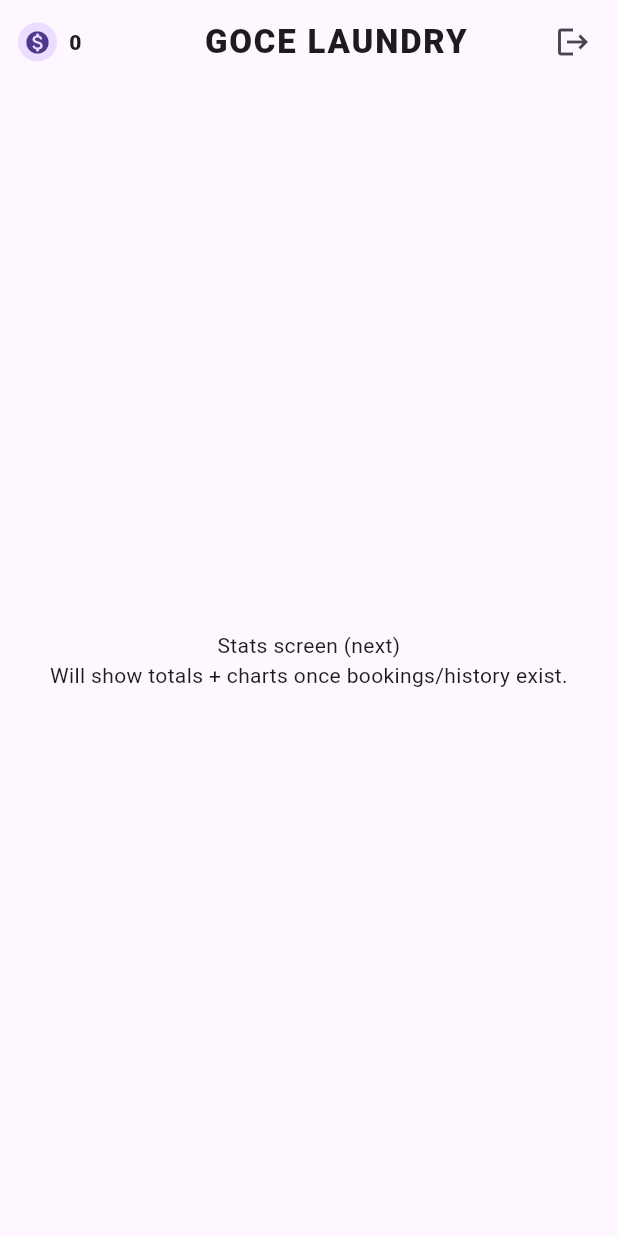
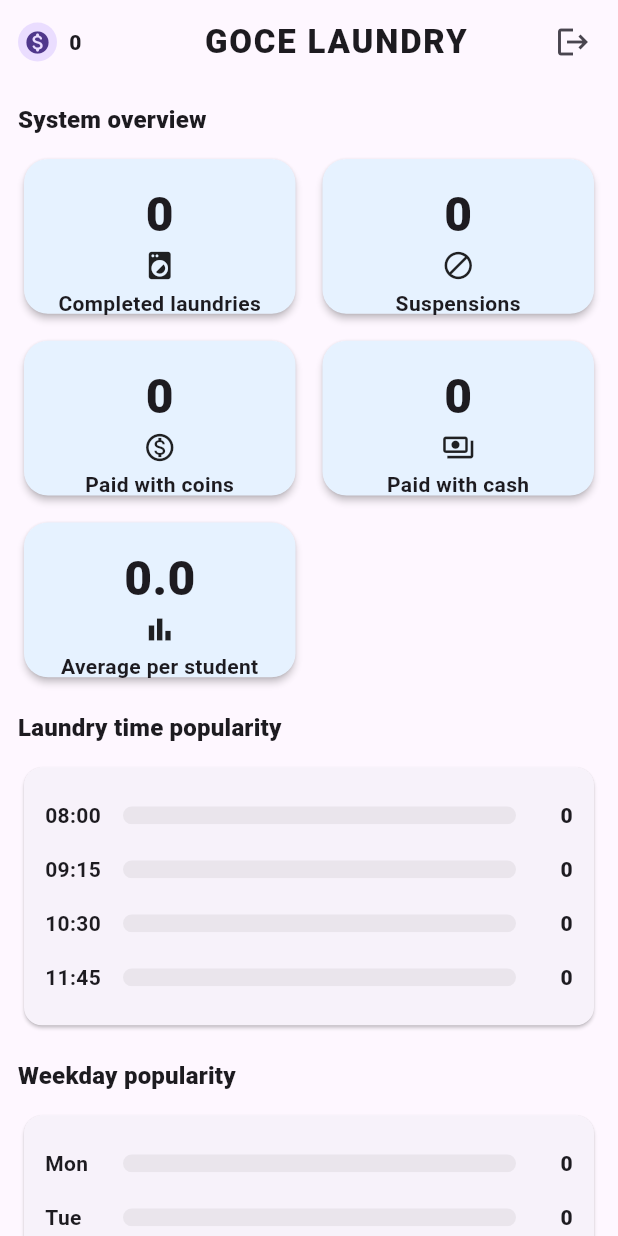
Before and after one commit to koceskigj/dorm-laundry, a Flutter app: the AdminStatsScreen screen opened directly, on a phone screen of 412 x 824 dp. Run offline on Flutter 3.47's test engine with Material 3 defaults, Android fonts, the phone set to English and light mode, and no system bars; our stand-ins replace cloud_firestore, firebase_auth, firebase_core, flutter_riverpod, go_router; accounts and stored records are empty; generated files the repository leaves out were written again.

Commit message:
added a statistics screen for admin pov

```diff
--- a/lib/features/admin/stats/admin_stats_screen.dart
+++ b/lib/features/admin/stats/admin_stats_screen.dart
@@ -1,17 +1,154 @@
+import 'package:dorm_laundry_app/features/admin/stats/providers/admin_state_providers.dart';
 import 'package:flutter/material.dart';
+import 'package:flutter_riverpod/flutter_riverpod.dart';
+
 import '../../../core/widgets/branded_app_bar.dart';
 
-class AdminStatsScreen extends StatelessWidget {
+import 'widgets/stat_card.dart';
+
+class AdminStatsScreen extends ConsumerWidget {
   const AdminStatsScreen({super.key});
 
   @override
+  Widget build(BuildContext context, WidgetRef ref) {
+    final statsAsync = ref.watch(adminStatsProvider);
+
+    return Scaffold(
+      appBar: const BrandedAppBar(),
+      body: statsAsync.when(
+        loading: () => const Center(child: CircularProgressIndicator()),
+        error: (e, _) => Center(child: Text('Error: $e')),
+        data: (stats) {
+          return ListView(
+            padding: const EdgeInsets.all(12),
+            children: [
+              Text(
+                'System overview',
+                style: Theme.of(context).textTheme.titleMedium?.copyWith(
+                  fontWeight: FontWeight.w900,
+                ),
+              ),
+              const SizedBox(height: 10),
+
+              GridView.count(
+                crossAxisCount: 2,
+                mainAxisSpacing: 10,
+                crossAxisSpacing: 10,
+                shrinkWrap: true,
+                physics: const NeverScrollableScrollPhysics(),
+                childAspectRatio: 1.7,
+                children: [
+                  StatCard(
+                    title: 'Completed laundries',
+                    value: stats.totalCompleted.toString(),
+                    icon: Icons.local_laundry_service,
+                  ),
+                  StatCard(
+                    title: 'Suspensions',
+                    value: stats.totalSuspended.toString(),
+                    icon: Icons.block,
+                  ),
+                  StatCard(
+                    title: 'Paid with coins',
+                    value: stats.paidWithCoins.toString(),
+                    icon: Icons.monetization_on_outlined,
+                  ),
+                  StatCard(
+                    title: 'Paid with cash',
+                    value: stats.paidWithCash.toString(),
+                    icon: Icons.payments_outlined,
+                  ),
+                  StatCard(
+                    title: 'Average per student',
+                    value: stats.averagePerStudent.toStringAsFixed(1),
+                    icon: Icons.bar_chart,
+                  ),
+                ],
+              ),
+
+              const SizedBox(height: 18),
+
+              Text(
+                'Laundry time popularity',
+                style: Theme.of(context).textTheme.titleMedium?.copyWith(
+                  fontWeight: FontWeight.w900,
+                ),
+              ),
+              const SizedBox(height: 10),
+              _StatsBarGroup(data: stats.timeCounts),
+
+              const SizedBox(height: 18),
+
+              Text(
+                'Weekday popularity',
+                style: Theme.of(context).textTheme.titleMedium?.copyWith(
+                  fontWeight: FontWeight.w900,
+                ),
+              ),
+              const SizedBox(height: 10),
+              _StatsBarGroup(data: stats.weekdayCounts),
+            ],
+          );
+        },
+      ),
+    );
+  }
+}
+
+class _StatsBarGroup extends StatelessWidget {
+  final Map<String, int> data;
+
+  const _StatsBarGroup({required this.data});
+
+  @override
   Widget build(BuildContext context) {
-    return const Scaffold(
-      appBar: BrandedAppBar(),
-      body: Center(
-        child: Text(
-          'Stats screen (next)\nWill show totals + charts once bookings/history exist.',
-          textAlign: TextAlign.center,
+    final maxValue = data.values.isEmpty
+        ? 1
+        : data.values.reduce((a, b) => a > b ? a : b).clamp(1, 1 << 30);
+
+    return Card(
+      child: Padding(
+        padding: const EdgeInsets.all(14),
+        child: Column(
+          children: data.entries.map((entry) {
+            final label = entry.key;
+            final value = entry.value;
+            final factor = value / maxValue;
+
+            return Padding(
+              padding: const EdgeInsets.symmetric(vertical: 8),
+              child: Row(
+                children: [
+                  SizedBox(
+                    width: 52,
+                    child: Text(
+                      label,
+                      style: const TextStyle(fontWeight: FontWeight.w700),
+                    ),
+                  ),
+                  Expanded(
+                    child: ClipRRect(
+                      borderRadius: BorderRadius.circular(999),
+                      child: LinearProgressIndicator(
+                        value: factor,
+                        minHeight: 12,
+                        backgroundColor: Colors.grey.withOpacity(0.15),
+                      ),
+                    ),
+                  ),
+                  const SizedBox(width: 10),
+                  SizedBox(
+                    width: 28,
+                    child: Text(
+                      '$value',
+                      textAlign: TextAlign.right,
+                      style: const TextStyle(fontWeight: FontWeight.w800),
+                    ),
+                  ),
+                ],
+              ),
+            );
+          }).toList(),
         ),
       ),
     );
--- /dev/null
+++ b/lib/features/admin/stats/providers/admin_state_providers.dart
@@ -0,0 +1,136 @@
+import 'package:cloud_firestore/cloud_firestore.dart';
+import 'package:flutter_riverpod/flutter_riverpod.dart';
+
+import '../../../../core/firebase_providers.dart';
+
+class AdminStatsData {
+  final int totalCompleted;
+  final int totalSuspended;
+  final int paidWithCoins;
+  final int paidWithCash;
+  final double averagePerStudent;
+
+  final Map<String, int> timeCounts;
+  final Map<String, int> weekdayCounts;
+
+  const AdminStatsData({
+    required this.totalCompleted,
+    required this.totalSuspended,
+    required this.paidWithCoins,
+    required this.paidWithCash,
+    required this.averagePerStudent,
+    required this.timeCounts,
+    required this.weekdayCounts,
+  });
+}
+
+final adminStatsProvider = FutureProvider.autoDispose<AdminStatsData>((ref) async {
+  final db = ref.watch(firestoreProvider);
+
+  final bookingsSnap = await db.collection('bookings').get();
+  final usersSnap = await db.collection('users').get();
+
+  int totalCompleted = 0;
+  int totalSuspended = 0;
+  int paidWithCoins = 0;
+  int paidWithCash = 0;
+
+  final timeCounts = <String, int>{
+    '08:00': 0,
+    '09:15': 0,
+    '10:30': 0,
+    '11:45': 0,
+  };
+
+  final weekdayCounts = <String, int>{
+    'Mon': 0,
+    'Tue': 0,
+    'Wed': 0,
+    'Thu': 0,
+    'Fri': 0,
+  };
+
+  for (final doc in bookingsSnap.docs) {
+    final d = doc.data();
+
+    final status = (d['status'] ?? '').toString();
+    final paidWith = (d['paidWith'] ?? '').toString();
+
+    if (status == 'completed') {
+      totalCompleted++;
+
+      if (paidWith == 'coins') {
+        paidWithCoins++;
+      } else if (paidWith == 'cash') {
+        paidWithCash++;
+      }
+
+      final ts = d['startAt'];
+      final startAt = ts is Timestamp ? ts.toDate() : null;
+
+      if (startAt != null) {
+        final timeKey =
+            '${startAt.hour.toString().padLeft(2, '0')}:${startAt.minute.toString().padLeft(2, '0')}';
+        if (timeCounts.containsKey(timeKey)) {
+          timeCounts[timeKey] = (timeCounts[timeKey] ?? 0) + 1;
+        }
+
+        final weekday = _weekdayLabel(startAt.weekday);
+        if (weekdayCounts.containsKey(weekday)) {
+          weekdayCounts[weekday] = (weekdayCounts[weekday] ?? 0) + 1;
+        }
+      }
+    }
+
+    if (status == 'suspended') {
+      totalSuspended++;
+    }
+  }
+
+  int studentCount = 0;
+  int laundriesSum = 0;
+
+  for (final doc in usersSnap.docs) {
+    final d = doc.data();
+    final role = (d['role'] ?? '').toString();
+
+    if (role == 'student') {
+      studentCount++;
+      laundriesSum += ((d['totalLaundries'] ?? 0) as num).toInt();
+    }
+  }
+
+  final averagePerStudent =
+  studentCount == 0 ? 0.0 : laundriesSum / studentCount;
+
+  return AdminStatsData(
+    totalCompleted: totalCompleted,
+    totalSuspended: totalSuspended,
+    paidWithCoins: paidWithCoins,
+    paidWithCash: paidWithCash,
+    averagePerStudent: averagePerStudent,
+    timeCounts: timeCounts,
+    weekdayCounts: weekdayCounts,
+  );
+});
+
+String _weekdayLabel(int weekday) {
+  switch (weekday) {
+    case DateTime.monday:
+      return 'Mon';
+    case DateTime.tuesday:
+      return 'Tue';
+    case DateTime.wednesday:
+      return 'Wed';
+    case DateTime.thursday:
+      return 'Thu';
+    case DateTime.friday:
+      return 'Fri';
+    case DateTime.saturday:
+      return 'Sat';
+    case DateTime.sunday:
+      return 'Sun';
+    default:
+      return '?';
+  }
+}
--- /dev/null
+++ b/lib/features/admin/stats/widgets/stat_card.dart
@@ -0,0 +1,61 @@
+import 'package:flutter/material.dart';
+
+class StatCard extends StatelessWidget {
+  final String title;
+  final String value;
+  final IconData icon;
+
+  const StatCard({
+    super.key,
+    required this.title,
+    required this.value,
+    required this.icon,
+  });
+
+  @override
+  Widget build(BuildContext context) {
+    return Card(
+      elevation: 2,
+      color: const Color(0xFFE6F2FF), // soft pale blue
+      shape: RoundedRectangleBorder(
+        borderRadius: BorderRadius.circular(16),
+      ),
+      child: Padding(
+        padding: const EdgeInsets.all(14),
+        child: Column(
+          children: [
+            const Spacer(),
+
+            /// Big centered number
+            Center(
+              child: Text(
+                value,
+                style: const TextStyle(
+                  fontSize: 32,
+                  fontWeight: FontWeight.w900,
+                ),
+              ),
+            ),
+
+            const Spacer(),
+
+            /// Bottom icon + label
+            Column(
+              children: [
+                Icon(icon, size: 22),
+                const SizedBox(height: 4),
+                Text(
+                  title,
+                  textAlign: TextAlign.center,
+                  style: const TextStyle(
+                    fontWeight: FontWeight.w700,
+                  ),
+                ),
+              ],
+            ),
+          ],
+        ),
+      ),
+    );
+  }
+}
```
